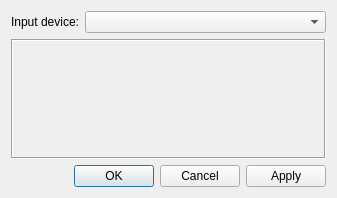
KejPi/AbracaDABra, file gui/setupdialog.ui: the form before one commit.
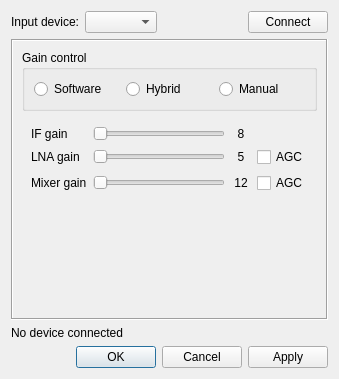
The form after the commit.

Commit message: Setup dialog redesigned, Airspy controls work somehow, rtl-tcp non-blocking socket connect implemented

What changed in the file:
```diff
--- a/gui/setupdialog.ui
+++ b/gui/setupdialog.ui
@@ -6,29 +6,70 @@
    <rect>
     <x>0</x>
     <y>0</y>
-    <width>337</width>
-    <height>198</height>
+    <width>339</width>
+    <height>379</height>
    </rect>
   </property>
   <property name="windowTitle">
    <string>Setup</string>
   </property>
-  <layout class="QVBoxLayout" name="verticalLayout_4">
-   <item>
-    <layout class="QFormLayout" name="formLayout">
-     <item row="0" column="0">
-      <widget class="QLabel" name="inputDeviceLabel">
+  <layout class="QGridLayout" name="gridLayout_7">
+   <item row="4" column="0">
+    <widget class="QLabel" name="statusLabel">
+     <property name="text">
+      <string>No device connected</string>
+     </property>
+     <property name="textFormat">
+      <enum>Qt::RichText</enum>
+     </property>
+    </widget>
+   </item>
+   <item row="5" column="0">
+    <widget class="QDialogButtonBox" name="buttonBox">
+     <property name="standardButtons">
+      <set>QDialogButtonBox::Apply|QDialogButtonBox::Cancel|QDialogButtonBox::Ok</set>
+     </property>
+    </widget>
+   </item>
+   <item row="0" column="0">
+    <layout class="QHBoxLayout" name="horizontalLayout">
+     <item>
+      <layout class="QFormLayout" name="formLayout">
+       <item row="0" column="0">
+        <widget class="QLabel" name="inputDeviceLabel">
+         <property name="text">
+          <string>Input device:</string>
+         </property>
+        </widget>
+       </item>
+       <item row="0" column="1">
+        <widget class="QComboBox" name="inputCombo"/>
+       </item>
+      </layout>
+     </item>
+     <item>
+      <spacer name="horizontalSpacer">
+       <property name="orientation">
+        <enum>Qt::Horizontal</enum>
+       </property>
+       <property name="sizeHint" stdset="0">
+        <size>
+         <width>40</width>
+         <height>20</height>
+        </size>
+       </property>
+      </spacer>
+     </item>
+     <item>
+      <widget class="QPushButton" name="connectButton">
        <property name="text">
-        <string>Input device:</string>
+        <string>Connect</string>
        </property>
       </widget>
      </item>
-     <item row="0" column="1">
-      <widget class="QComboBox" name="inputCombo"/>
-     </item>
     </layout>
    </item>
-   <item>
+   <item row="3" column="0">
     <widget class="QStackedWidget" name="deviceOptionsWidget">
      <property name="frameShape">
       <enum>QFrame::Box</enum>
@@ -41,7 +82,7 @@
      </property>
      <widget class="QWidget" name="noDevicePage"/>
      <widget class="QWidget" name="rtlsdrPage">
-      <layout class="QVBoxLayout" name="verticalLayout">
+      <layout class="QVBoxLayout" name="verticalLayout_3">
        <item>
         <layout class="QGridLayout" name="gridLayout">
          <item row="0" column="0">
@@ -229,14 +270,160 @@
        </item>
       </layout>
      </widget>
-     <widget class="QWidget" name="airspyPage"/>
-    </widget>
-   </item>
-   <item>
-    <widget class="QDialogButtonBox" name="buttonBox">
-     <property name="standardButtons">
-      <set>QDialogButtonBox::Apply|QDialogButtonBox::Cancel|QDialogButtonBox::Ok</set>
-     </property>
+     <widget class="QWidget" name="airspyPage">
+      <layout class="QVBoxLayout" name="verticalLayout">
+       <item>
+        <widget class="QGroupBox" name="airspyGainModeGroup">
+         <property name="title">
+          <string>Gain control</string>
+         </property>
+         <layout class="QHBoxLayout" name="horizontalLayout_2">
+          <item>
+           <widget class="QRadioButton" name="airspyGainModeSw">
+            <property name="text">
+             <string>Software</string>
+            </property>
+           </widget>
+          </item>
+          <item>
+           <widget class="QRadioButton" name="airspyGainModeHybrid">
+            <property name="text">
+             <string>Hybrid</string>
+            </property>
+           </widget>
+          </item>
+          <item>
+           <widget class="QRadioButton" name="airspyGainModeManual">
+            <property name="text">
+             <string>Manual</string>
+            </property>
+           </widget>
+          </item>
+         </layout>
+        </widget>
+       </item>
+       <item>
+        <widget class="QWidget" name="airspyGainWidget" native="true">
+         <layout class="QGridLayout" name="gridLayout_5">
+          <item row="0" column="0">
+           <widget class="QLabel" name="label">
+            <property name="text">
+             <string>IF gain</string>
+            </property>
+           </widget>
+          </item>
+          <item row="0" column="1">
+           <widget class="QSlider" name="airspyIFGainSlider">
+            <property name="maximum">
+             <number>21</number>
+            </property>
+            <property name="orientation">
+             <enum>Qt::Horizontal</enum>
+            </property>
+           </widget>
+          </item>
+          <item row="0" column="2">
+           <widget class="QLabel" name="airspyIFGainLabel">
+            <property name="text">
+             <string>8</string>
+            </property>
+            <property name="alignment">
+             <set>Qt::AlignCenter</set>
+            </property>
+           </widget>
+          </item>
+          <item row="1" column="0">
+           <widget class="QLabel" name="airspyLNAGain">
+            <property name="text">
+             <string>LNA gain</string>
+            </property>
+           </widget>
+          </item>
+          <item row="1" column="1">
+           <widget class="QSlider" name="airspyLNAGainSlider">
+            <property name="maximum">
+             <number>21</number>
+            </property>
+            <property name="orientation">
+             <enum>Qt::Horizontal</enum>
+            </property>
+           </widget>
+          </item>
+          <item row="1" column="2">
+           <widget class="QLabel" name="airspyLNAGainLabel">
+            <property name="text">
+             <string>5</string>
+            </property>
+            <property name="alignment">
+             <set>Qt::AlignCenter</set>
+            </property>
+           </widget>
+          </item>
+          <item row="1" column="3">
+           <widget class="QCheckBox" name="airspyLNAAGCCheckbox">
+            <property name="text">
+             <string>AGC</string>
+            </property>
+           </widget>
+          </item>
+          <item row="2" column="0">
+           <widget class="QLabel" name="airspyMixerGain">
+            <property name="text">
+             <string>Mixer gain</string>
+            </property>
+           </widget>
+          </item>
+          <item row="2" column="1">
+           <widget class="QSlider" name="airspyMixerGainSlider">
+            <property name="maximum">
+             <number>21</number>
+            </property>
+            <property name="orientation">
+             <enum>Qt::Horizontal</enum>
+            </property>
+           </widget>
+          </item>
+          <item row="2" column="2">
+           <widget class="QLabel" name="airspyMixerGainLabel">
+            <property name="minimumSize">
+             <size>
+              <width>20</width>
+              <height>0</height>
+             </size>
+            </property>
+            <property name="text">
+             <string>12</string>
+            </property>
+            <property name="alignment">
+             <set>Qt::AlignCenter</set>
+            </property>
+           </widget>
+          </item>
+          <item row="2" column="3">
+           <widget class="QCheckBox" name="airspyMixerAGCCheckbox">
+            <property name="text">
+             <string>AGC</string>
+            </property>
+           </widget>
+          </item>
+         </layout>
+        </widget>
+       </item>
+       <item>
+        <spacer name="verticalSpacer_3">
+         <property name="orientation">
+          <enum>Qt::Vertical</enum>
+         </property>
+         <property name="sizeHint" stdset="0">
+          <size>
+           <width>20</width>
+           <height>0</height>
+          </size>
+         </property>
+        </spacer>
+       </item>
+      </layout>
+     </widget>
     </widget>
    </item>
   </layout>
```
Left out of the diff: 233 changed lines with no effect on the pictures. The commit also changes 9 other files.
